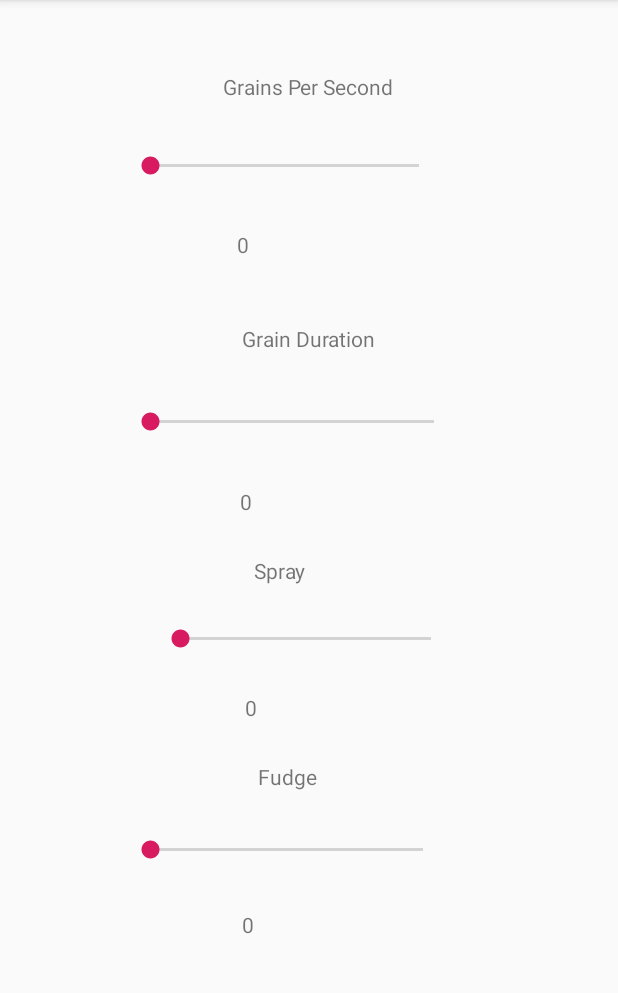
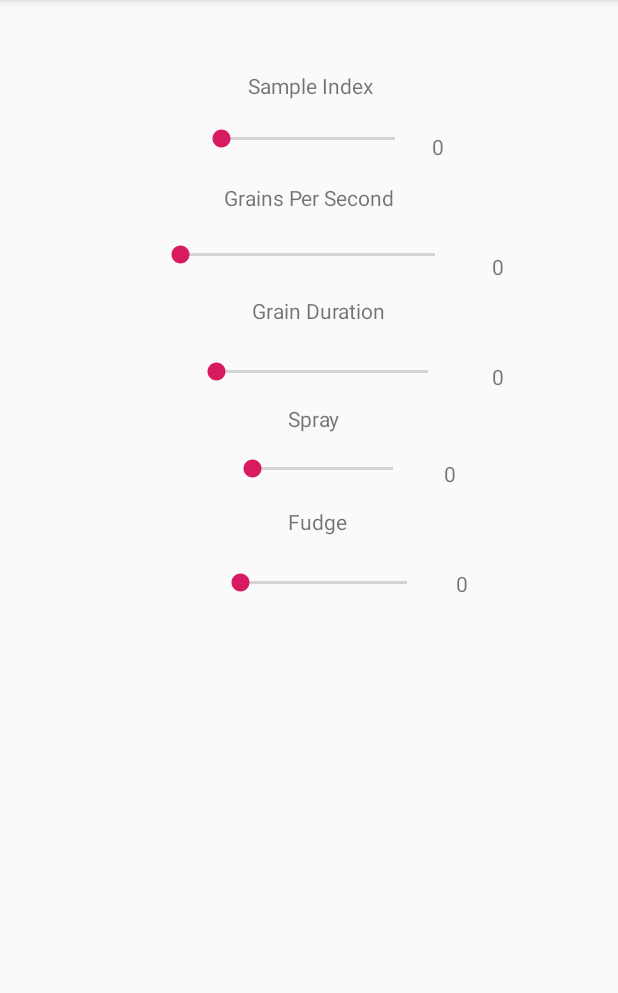
Before and after one commit to sideb0ard/GrannyNorman, an Android app: the screen it shows after launch (MainActivity), on a phone screen of 412 x 824 dp, the part 84-1077 px from its top. Run offline under Robolectric (Android 15) with nearby library versions, the phone set to English and light mode, and no system bars; 2 statements that could not run were skipped.

Commit message:
Grainy UI

```diff
--- a/app/src/main/java/com/theb0ardside/grannynorman/MainActivity.java
+++ b/app/src/main/java/com/theb0ardside/grannynorman/MainActivity.java
@@ -11,24 +11,34 @@ public class MainActivity extends AppCompatActivity {
 
     private native void startEngine(AssetManager mgr);
 
-    private native void setGrainsPerSecond(float frequency);
+    private native void setGrainsPerSecond(float val);
 
-    private native void setGrainDuration(float frequency);
+    private native void setGrainDuration(float val);
 
-    private native void setGrainSpray(float frequency);
+    private native void setGrainSpray(float val);
 
-    private native void setGrainFudge(float frequency);
+    private native void setGrainFudge(float val);
+
+    private native void setGranularMode(int mode);
+
+    private native void setGrainIndex(int val);
 
     private AssetManager mgr;
 
     private boolean active;
 
+    SeekBar seekbar_grain_index; // 0-100
+    private TextView grain_index_value;
+
     SeekBar seekbar_grains_per_second; // 10 - 200?
     private TextView grains_per_second_value;
+
     SeekBar seekbar_grain_duration; // ms. 10ms - 200?
     private TextView grain_duration_value;
+
     SeekBar seekbar_spray; // random start offset from playback idx in ms
     private TextView spray_value;
+
     SeekBar seekbar_fudge; // random diff added to duration
     private TextView fudge_value;
 
@@ -44,6 +54,35 @@ public class MainActivity extends AppCompatActivity {
 
         mgr = getResources().getAssets();
         active = true;
+
+        seekbar_grain_index
+                = (SeekBar) findViewById(R.id.seekBar5);
+        grain_index_value = (TextView) findViewById(R.id.textView9);
+
+        seekbar_grain_index
+                .setOnSeekBarChangeListener(
+                        new SeekBar
+                                .OnSeekBarChangeListener() {
+
+                            // When the progress value has changed
+                            @Override
+                            public void onProgressChanged(
+                                    SeekBar seekBar,
+                                    int val,
+                                    boolean fromUser) {
+
+                                setGrainIndex(val);
+                                grain_index_value.setText(String.valueOf(val));
+                            }
+
+                            @Override
+                            public void onStartTrackingTouch(SeekBar seekBar) {
+                            }
+
+                            @Override
+                            public void onStopTrackingTouch(SeekBar seekBar) {
+                            }
+                        });
 
         seekbar_grains_per_second
                 = (SeekBar) findViewById(R.id.seekBar);
--- a/app/src/main/res/layout/activity_main.xml
+++ b/app/src/main/res/layout/activity_main.xml
@@ -9,39 +9,39 @@
 
     <SeekBar
         android:id="@+id/seekBar2"
-        android:layout_width="221dp"
-        android:layout_height="63dp"
-        android:layout_marginStart="84dp"
-        android:layout_marginTop="108dp"
+        android:layout_width="173dp"
+        android:layout_height="25dp"
+        android:layout_marginStart="128dp"
+        android:layout_marginTop="235dp"
         app:layout_constraintStart_toStartOf="parent"
-        app:layout_constraintTop_toBottomOf="@+id/seekBar" />
+        app:layout_constraintTop_toTopOf="parent" />
 
     <SeekBar
         android:id="@+id/seekBar"
-        android:layout_width="211dp"
-        android:layout_height="62dp"
-        android:layout_marginStart="84dp"
-        android:layout_marginTop="80dp"
+        android:layout_width="202dp"
+        android:layout_height="28dp"
+        android:layout_marginStart="104dp"
+        android:layout_marginTop="156dp"
         app:layout_constraintStart_toStartOf="parent"
         app:layout_constraintTop_toTopOf="parent" />
 
     <SeekBar
         android:id="@+id/seekBar3"
-        android:layout_width="199dp"
-        android:layout_height="49dp"
-        android:layout_marginStart="104dp"
-        android:layout_marginTop="88dp"
+        android:layout_width="126dp"
+        android:layout_height="25dp"
+        android:layout_marginStart="152dp"
+        android:layout_marginTop="300dp"
         app:layout_constraintStart_toStartOf="parent"
-        app:layout_constraintTop_toBottomOf="@+id/seekBar2" />
+        app:layout_constraintTop_toTopOf="parent" />
 
     <SeekBar
         android:id="@+id/seekBar4"
-        android:layout_width="214dp"
-        android:layout_height="64dp"
-        android:layout_marginStart="84dp"
-        android:layout_marginTop="84dp"
+        android:layout_width="143dp"
+        android:layout_height="37dp"
+        android:layout_marginStart="144dp"
+        android:layout_marginTop="370dp"
         app:layout_constraintStart_toStartOf="parent"
-        app:layout_constraintTop_toBottomOf="@+id/seekBar3" />
+        app:layout_constraintTop_toTopOf="parent" />
 
     <TextView
         android:id="@+id/textView"
@@ -53,84 +53,108 @@
         android:text="@string/grains_per_second"
         app:layout_constraintBottom_toTopOf="@+id/seekBar"
         app:layout_constraintEnd_toEndOf="parent"
+        app:layout_constraintHorizontal_bias="0.526"
         app:layout_constraintStart_toStartOf="parent"
         app:layout_constraintTop_toTopOf="parent"
-        app:layout_constraintVertical_bias="0.0" />
+        app:layout_constraintVertical_bias="0.835" />
 
     <TextView
         android:id="@+id/gps_value"
         android:layout_width="wrap_content"
         android:layout_height="wrap_content"
-        android:layout_marginStart="158dp"
-        android:layout_marginTop="11dp"
+        android:layout_marginTop="168dp"
+        android:layout_marginEnd="76dp"
         android:text="0"
-        app:layout_constraintStart_toStartOf="parent"
-        app:layout_constraintTop_toBottomOf="@+id/seekBar" />
+        app:layout_constraintEnd_toEndOf="parent"
+        app:layout_constraintTop_toTopOf="parent" />
 
     <TextView
         android:id="@+id/textView3"
         android:layout_width="wrap_content"
         android:layout_height="wrap_content"
-        android:layout_marginStart="161dp"
-        android:layout_marginTop="44dp"
-        android:layout_marginBottom="15dp"
+        android:layout_marginStart="168dp"
+        android:layout_marginTop="197dp"
         android:text="@string/grain_duration"
-        app:layout_constraintBottom_toTopOf="@+id/seekBar2"
         app:layout_constraintStart_toStartOf="parent"
-        app:layout_constraintTop_toBottomOf="@+id/gps_value" />
+        app:layout_constraintTop_toTopOf="parent" />
 
     <TextView
         android:id="@+id/textView4"
         android:layout_width="wrap_content"
         android:layout_height="wrap_content"
-        android:layout_marginStart="160dp"
-        android:layout_marginTop="12dp"
-        android:layout_marginBottom="27dp"
+        android:layout_marginStart="328dp"
+        android:layout_marginTop="241dp"
         android:text="0"
-        app:layout_constraintBottom_toTopOf="@+id/textView5"
         app:layout_constraintStart_toStartOf="parent"
-        app:layout_constraintTop_toBottomOf="@+id/seekBar2" />
+        app:layout_constraintTop_toTopOf="parent" />
 
     <TextView
         android:id="@+id/textView5"
         android:layout_width="wrap_content"
         android:layout_height="wrap_content"
-        android:layout_marginStart="169dp"
-        android:layout_marginBottom="11dp"
+        android:layout_marginStart="192dp"
+        android:layout_marginTop="269dp"
         android:text="@string/spray"
-        app:layout_constraintBottom_toTopOf="@+id/seekBar3"
-        app:layout_constraintStart_toStartOf="parent" />
+        app:layout_constraintStart_toStartOf="parent"
+        app:layout_constraintTop_toTopOf="parent" />
 
     <TextView
         android:id="@+id/textView6"
         android:layout_width="wrap_content"
         android:layout_height="wrap_content"
-        android:layout_marginStart="163dp"
-        android:layout_marginTop="11dp"
+        android:layout_marginStart="296dp"
+        android:layout_marginTop="306dp"
         android:text="0"
         app:layout_constraintStart_toStartOf="parent"
-        app:layout_constraintTop_toBottomOf="@+id/seekBar3" />
+        app:layout_constraintTop_toTopOf="parent" />
 
     <TextView
         android:id="@+id/textView7"
         android:layout_width="wrap_content"
         android:layout_height="wrap_content"
-        android:layout_marginStart="172dp"
-        android:layout_marginTop="27dp"
-        android:layout_marginBottom="8dp"
+        android:layout_marginStart="192dp"
+        android:layout_marginTop="338dp"
         android:text="@string/fudge"
-        app:layout_constraintBottom_toTopOf="@+id/seekBar4"
         app:layout_constraintStart_toStartOf="parent"
-        app:layout_constraintTop_toBottomOf="@+id/textView6" />
+        app:layout_constraintTop_toTopOf="parent" />
 
     <TextView
         android:id="@+id/textView8"
         android:layout_width="wrap_content"
         android:layout_height="wrap_content"
-        android:layout_marginStart="161dp"
-        android:layout_marginTop="8dp"
+        android:layout_marginStart="304dp"
+        android:layout_marginTop="379dp"
         android:text="0"
         app:layout_constraintStart_toStartOf="parent"
-        app:layout_constraintTop_toBottomOf="@+id/seekBar4" />
+        app:layout_constraintTop_toTopOf="parent" />
+
+    <SeekBar
+        android:id="@+id/seekBar5"
+        android:layout_width="148dp"
+        android:layout_height="30dp"
+        android:layout_marginStart="131dp"
+        android:layout_marginTop="77dp"
+        app:layout_constraintStart_toStartOf="parent"
+        app:layout_constraintTop_toTopOf="parent" />
+
+    <TextView
+        android:id="@+id/textView2"
+        android:layout_width="wrap_content"
+        android:layout_height="wrap_content"
+        android:layout_marginTop="47dp"
+        android:layout_marginEnd="163dp"
+        android:text="@string/sample_index"
+        app:layout_constraintEnd_toEndOf="parent"
+        app:layout_constraintTop_toTopOf="parent" />
+
+    <TextView
+        android:id="@+id/textView9"
+        android:layout_width="wrap_content"
+        android:layout_height="wrap_content"
+        android:layout_marginTop="88dp"
+        android:layout_marginEnd="116dp"
+        android:text="0"
+        app:layout_constraintEnd_toEndOf="parent"
+        app:layout_constraintTop_toTopOf="parent" />
 
 </androidx.constraintlayout.widget.ConstraintLayout>
--- a/app/src/main/res/values/strings.xml
+++ b/app/src/main/res/values/strings.xml
@@ -1,5 +1,6 @@
 <resources>
     <string name="app_name">GrannyNorman</string>
+    <string name="sample_index">Sample Index</string>
     <string name="grains_per_second">Grains Per Second</string>
     <string name="grain_duration">Grain Duration</string>
     <string name="spray">Spray</string>
```
Also changed, not shown: 6 other files.
